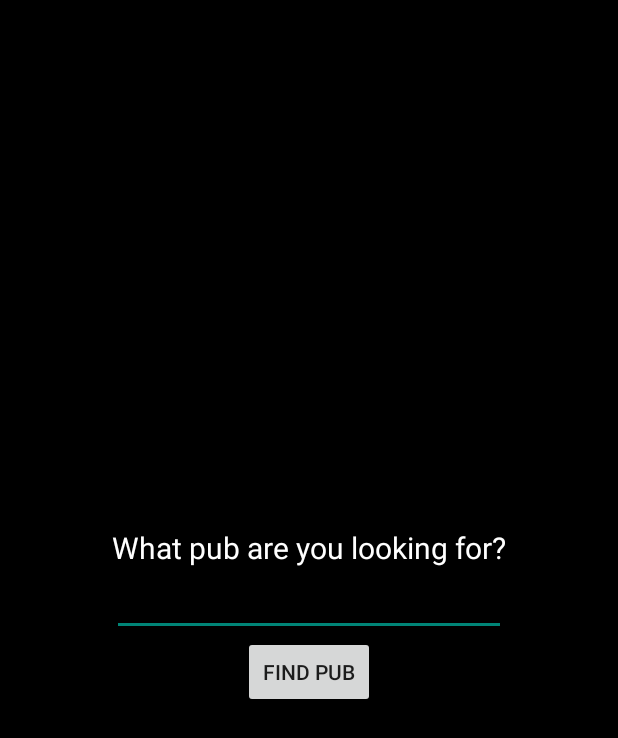
After one commit to avblake225/dublin-pub-finder, an Android app: the FindPubByNameScreen screen opened directly, with no data from a screen before it, on a phone screen of 412 x 824 dp. The commit adds this screen. Shown: the top 738 px of the screen. Run offline under Robolectric (Android 15) with nearby library versions, the phone set to English and light mode, and no system bars.

Commit message:
Developed FindPubByName class and associated layout. Added autocomplete functionality and "pub not found" check

```diff
--- a/app/src/main/AndroidManifest.xml
+++ b/app/src/main/AndroidManifest.xml
@@ -19,6 +19,7 @@
         </activity>
         <activity android:name=".HomeScreen"></activity>
         <activity android:name=".PubDetailsScreen"></activity>
+        <activity android:name=".FindPubByNameScreen"></activity>
         <activity android:name=".MapScreen"></activity>
 
         <meta-data
--- /dev/null
+++ b/app/src/main/java/com/tonyblake/dublinpubfinder/FindPubByNameScreen.java
@@ -0,0 +1,68 @@
+package com.tonyblake.dublinpubfinder;
+
+import android.content.Context;
+import android.os.Bundle;
+import android.support.v7.app.AppCompatActivity;
+import android.view.View;
+import android.widget.AdapterView;
+import android.widget.ArrayAdapter;
+import android.widget.AutoCompleteTextView;
+import android.widget.Button;
+import android.widget.Toast;
+
+public class FindPubByNameScreen extends AppCompatActivity {
+
+    private Context context;
+    private AutoCompleteTextView tv_pub_name;
+    private Button btn_findpub;
+    private String pub_name = "";
+
+    @Override
+    protected void onCreate(Bundle savedInstanceState) {
+        super.onCreate(savedInstanceState);
+        setContentView(R.layout.find_pub_by_name_screen);
+
+        context = this;
+
+        tv_pub_name = (AutoCompleteTextView) findViewById(R.id.tv_pub_name);
+
+        ArrayAdapter<String> adapter = new ArrayAdapter<String>(this,android.R.layout.simple_list_item_1,DBManager.pub_names);
+        tv_pub_name.setAdapter(adapter);
+        tv_pub_name.setThreshold(1);
+
+        btn_findpub = (Button) findViewById(R.id.btn_findpub);
+    }
+
+    @Override
+    protected void onResume() {
+        super.onResume();
+
+        tv_pub_name.setOnItemClickListener(new AdapterView.OnItemClickListener() {
+
+            @Override
+            public void onItemClick(AdapterView<?> parent, View view, int position, long id) {
+
+                pub_name = (String) parent.getItemAtPosition(position);
+
+            }
+        });
+
+        btn_findpub.setOnClickListener(new View.OnClickListener() {
+
+            @Override
+            public void onClick(View v) {
+
+                if("".equals(pub_name)){
+
+                    showToastMessage(context.getString(R.string.pub_not_found));
+                }
+            }
+        });
+    }
+
+    private void showToastMessage(CharSequence text) {
+        int duration = Toast.LENGTH_LONG;
+        Toast toast = Toast.makeText(context, text, duration);
+        toast.show();
+    }
+}
--- /dev/null
+++ b/app/src/main/res/layout/find_pub_by_name_screen.xml
@@ -0,0 +1,36 @@
+<?xml version="1.0" encoding="utf-8"?>
+<RelativeLayout xmlns:android="http://schemas.android.com/apk/res/android"
+    android:orientation="vertical"
+    android:layout_width="match_parent"
+    android:layout_height="match_parent"
+    android:background="@color/black">
+
+    <LinearLayout
+        android:layout_width="wrap_content"
+        android:layout_height="wrap_content"
+        android:orientation="vertical"
+        android:layout_centerInParent="true">
+
+        <TextView
+            android:layout_width="wrap_content"
+            android:layout_height="wrap_content"
+            android:text="@string/qwhatpub"
+            android:textSize="@dimen/question_text_size"
+            android:textColor="@color/white"/>
+
+        <AutoCompleteTextView
+            android:id="@+id/tv_pub_name"
+            android:layout_width="fill_parent"
+            android:layout_height="wrap_content"
+            android:textColor="@color/white"/>
+
+        <Button
+            android:id="@+id/btn_findpub"
+            android:layout_width="wrap_content"
+            android:layout_height="wrap_content"
+            android:layout_gravity="center_horizontal"
+            android:text="@string/find_pub"/>
+
+    </LinearLayout>
+
+</RelativeLayout>
--- a/app/src/main/res/values/strings.xml
+++ b/app/src/main/res/values/strings.xml
@@ -16,6 +16,8 @@
     <string name="pub_that_stays_open_late">Pub that stays open late</string>
     <string name="find_pub">Find pub</string>
     <string name="find_pub_by_name">Find pub by name</string>
+    <string name="qwhatpub">What pub are you looking for?</string>
+    <string name="pub_not_found">Pub not found</string>
     <string name="disclaimer"><i>Disclaimer: Live music, live sports and late opening only on certain nights. Ratings and descriptions based on Google Reviews</i></string>
 
     <string name="invalid_selection_traditional_modern_pub">Invalid selection. Please select either a Traditional Irish pub OR a Modern pub</string>
```
Also changed, not shown: app/src/main/java/com/tonyblake/dublinpubfinder/DBManager.java (+45 -1 lines), app/src/main/java/com/tonyblake/dublinpubfinder/HomeScreen.java (+27 -14 lines).
